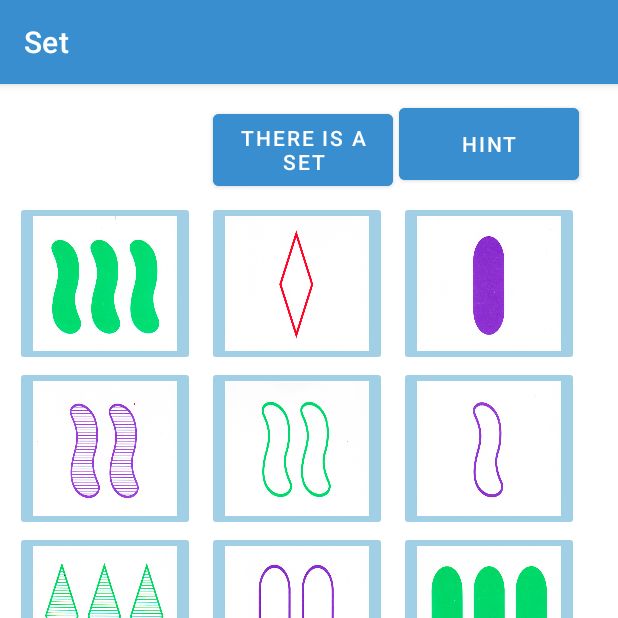
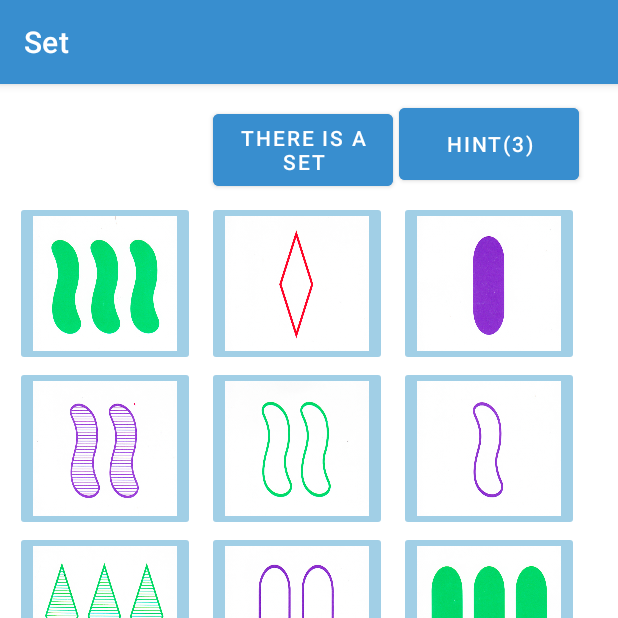
Before and after one commit to lissumi/Set, an Android app: the GameActivity screen opened directly, with no data from a screen before it, after a tap on "CHECK SET", on a phone screen of 412 x 824 dp, the top half of it. Run offline under Robolectric (Android 15) with nearby library versions, the phone set to English and light mode, and no system bars.

Commit message:
Limited number of hints.

```diff
--- a/app/src/main/java/com/example/set/GameActivity.java
+++ b/app/src/main/java/com/example/set/GameActivity.java
@@ -35,6 +35,7 @@ public class GameActivity extends AppCompatActivity {
     Set<Integer> chosenCards = new HashSet<>();
     int foundSetsCount;
     int[] hintCard = new int[2];
+    int hintCount = 3;
 
 
 
@@ -50,6 +51,7 @@ public class GameActivity extends AppCompatActivity {
         onTable.clear();
         foundSetsCount=0;
         Button hintButton = findViewById(R.id.buttonHint);
+        hintButton.setText("Hint("+hintCount+")");
         hintButton.setVisibility(View.GONE);
         Button shuffleButton = findViewById(R.id.buttonShuffle);
         shuffleButton.setVisibility(View.GONE);
@@ -251,8 +253,12 @@ public class GameActivity extends AppCompatActivity {
         Button button = findViewById(R.id.buttonCheckSet);
         if(checkSetsOnTable()){
             button.setText("there is a set");
-            Button hintButton = findViewById(R.id.buttonHint);
-            hintButton.setVisibility(View.VISIBLE);
+            if (hintCount>0){
+                Button hintButton = findViewById(R.id.buttonHint);
+                hintButton.setText("Hint("+hintCount+")");
+                hintButton.setVisibility(View.VISIBLE);
+            }
+
 
         }else {
             button.setText("no sets");
@@ -315,6 +321,7 @@ public class GameActivity extends AppCompatActivity {
         showCardsOnTable();
         ImageButtonClick(hintCard[0]);
         ImageButtonClick(hintCard[1]);
+        hintCount-=1;
 
 
     }
--- a/app/src/main/res/layout/activity_game.xml
+++ b/app/src/main/res/layout/activity_game.xml
@@ -16,7 +16,6 @@
         android:layout_row="0"
         android:layout_column="2"
         android:layout_gravity="top"
-        android:text="@string/hint"
         android:backgroundTint="@color/buttons"
         android:onClick="onHintClick"
         />
```
